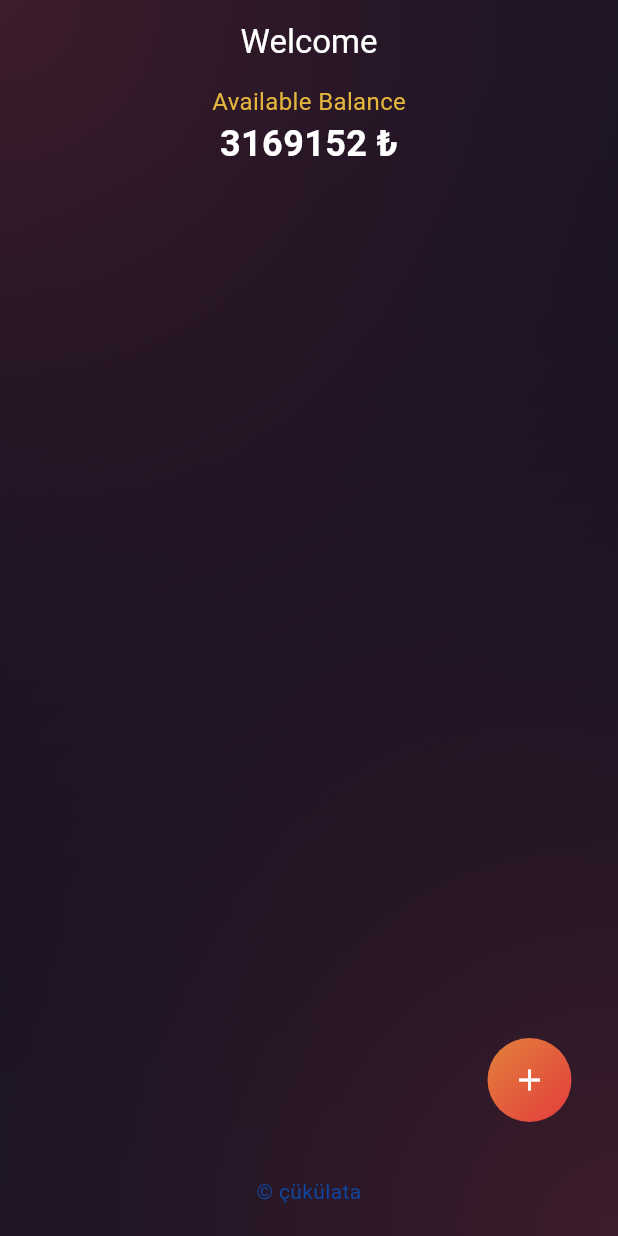
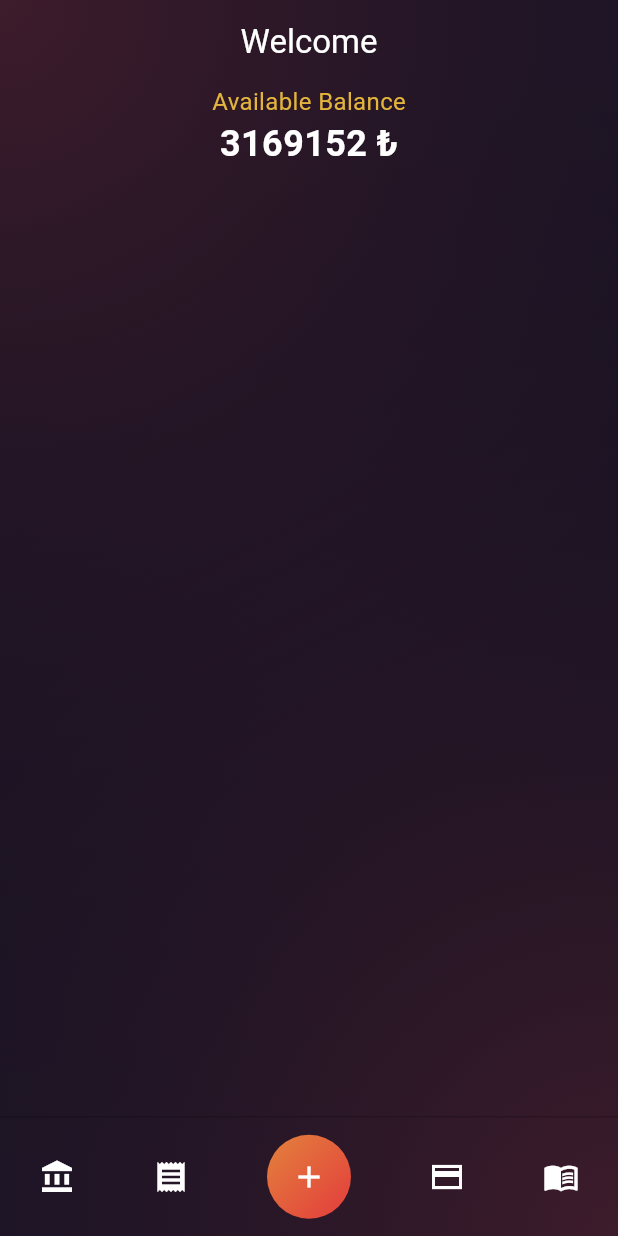
Before and after one commit to Mydraneth/ButceAkintisi, a Flutter app: the screen it shows after launch, on a phone screen of 412 x 824 dp. Run offline on Flutter 3.47's test engine with Material 3 defaults, Android fonts, the phone set to English and light mode, and no system bars; our stand-ins replace shared_preferences; accounts and stored records are empty.

Commit message:
custom bottom bar, moved FAB to bottomnavbar

```diff
--- /dev/null
+++ b/lib/core/components/bottom_appbar.dart
@@ -0,0 +1,39 @@
+import 'package:butceakintisi/core/components/floating_action_button.dart';
+import 'package:flutter/material.dart';
+
+class CustomBottomAppBar extends StatelessWidget {
+  const CustomBottomAppBar({super.key});
+
+  @override
+  Widget build(BuildContext context) {
+    return BottomAppBar(
+      height: 80,
+      padding: EdgeInsets.zero,
+      color: Colors.transparent,
+      surfaceTintColor: Colors.transparent,
+      elevation: 0,
+      child: Container(
+        decoration: BoxDecoration(
+          border: Border(
+            top: BorderSide(
+              color: const Color.fromARGB(255, 0, 0, 0).withValues(alpha: 0.2),
+              width: 1.0,
+            ),
+          ),
+        ),
+        child: const Row(
+          mainAxisAlignment: MainAxisAlignment.spaceAround,
+          children: [
+            Icon(Icons.account_balance, color: Colors.white),
+            Icon(Icons.receipt, color: Colors.white),
+            CustomFloatingActionButton(
+                child: Icon(Icons.add, color: Colors.white)),
+            Icon(Icons.credit_card_sharp, color: Colors.white),
+            Icon(Icons.menu_book, color: Colors.white),
+          ],
+          // line at the top of bottom app bar
+        ),
+      ),
+    );
+  }
+}
--- a/lib/core/components/floating_action_button.dart
+++ b/lib/core/components/floating_action_button.dart
@@ -7,9 +7,7 @@ class CustomFloatingActionButton extends StatelessWidget {
 
   @override
   Widget build(BuildContext context) {
-    return Padding(
-      padding: const EdgeInsets.only(right: 15.0),
-      child: FloatingActionButton(
+    return FloatingActionButton(
       onPressed: () {},
       backgroundColor: Colors.transparent,
       elevation: 0,
@@ -29,7 +27,6 @@ class CustomFloatingActionButton extends StatelessWidget {
         ),
         child: child,
       ),
-      ),
     );
   }
 }
--- a/lib/features/dashboard/dashboard.dart
+++ b/lib/features/dashboard/dashboard.dart
@@ -1,4 +1,4 @@
-import 'package:butceakintisi/core/components/floating_action_button.dart';
+import 'package:butceakintisi/core/components/bottom_appbar.dart';
 import 'package:butceakintisi/core/utils/radial_bg.dart';
 import 'package:flutter/material.dart';
 
@@ -34,9 +34,6 @@ class Dashboard extends StatelessWidget {
           ),
         ),
       ),
-      floatingActionButton: const CustomFloatingActionButton(
-        child: Icon(Icons.add, color: Colors.white),
-      ),
       appBar: AppBar(
         title: const Center(
             child: Text(
@@ -47,19 +44,7 @@ class Dashboard extends StatelessWidget {
         surfaceTintColor: Colors.transparent,
         elevation: 0,
       ),
-      bottomNavigationBar: BottomAppBar(
-        color: Colors.transparent,
-        surfaceTintColor: Colors.transparent,
-        elevation: 0,
-        height: 60,
-        child: Center(
-          child: Text(
-            '© çükülata',
-            textAlign: TextAlign.center,
-            style: TextStyle(color: Colors.blue.shade900),
-          ),
-        ),
-      ),
+      bottomNavigationBar: const CustomBottomAppBar(),
     );
   }
 }
```
Lines whose indentation alone changed are shown as unchanged.
